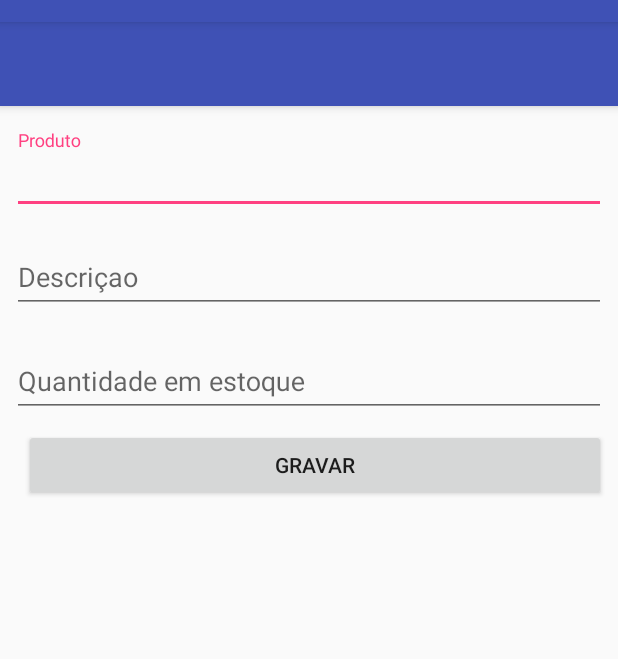
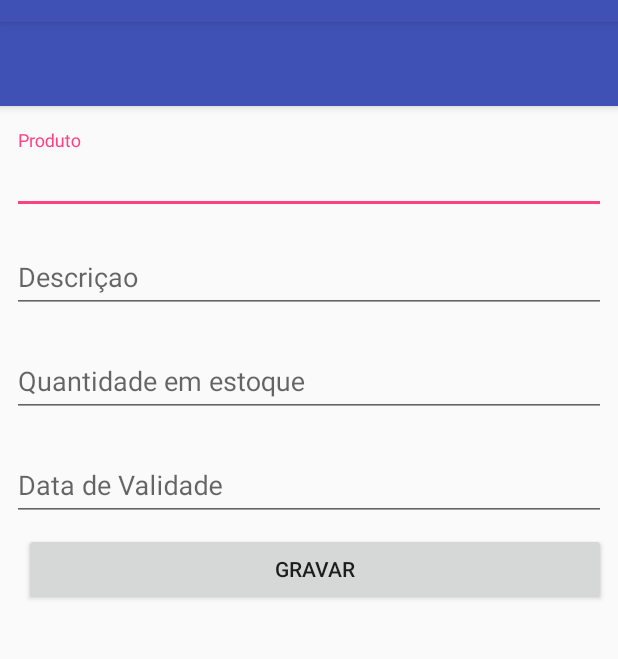
Before and after one commit to alanrf/CadastraProduto, an Android app: the CadastroActivity screen opened directly, with no data from a screen before it, on a phone screen of 412 x 824 dp, the part 62-721 px from its top. Run offline under Robolectric (Android 15) with nearby library versions, the phone set to English and light mode, and no system bars.

Commit message:
Adicionando o campo data no cadastro

```diff
--- a/app/src/main/java/com/alanrf/cadastraproduto/CadastroActivity.kt
+++ b/app/src/main/java/com/alanrf/cadastraproduto/CadastroActivity.kt
@@ -1,26 +1,59 @@
 package com.alanrf.cadastraproduto
 
+import android.app.DatePickerDialog
 import android.os.Bundle
 import android.support.v7.app.AppCompatActivity
+import android.text.InputType
 import android.view.View
 import com.alanrf.cadastraproduto.MainActivity.Companion.meusProdutosArrayList
 import com.alanrf.cadastraproduto.MainActivity.Companion.produtoDao
 import com.alanrf.cadastraproduto.db.entity.Produto
 import kotlinx.android.synthetic.main.content_cadastro.*
+import java.text.SimpleDateFormat
+import java.util.*
 
 class CadastroActivity : AppCompatActivity() {
+
+    private val myFormat = "dd/MM/yyyy"
+    private val sdf = SimpleDateFormat(myFormat)
 
     override fun onCreate(savedInstanceState: Bundle?) {
         super.onCreate(savedInstanceState)
         setContentView(R.layout.activity_cadastro)
+
+        defineComportamentoDataValidade()
+    }
+
+    private fun defineComportamentoDataValidade() {
+        var cal = Calendar.getInstance()
+
+        val dateSetListener = DatePickerDialog.OnDateSetListener { view, year, monthOfYear, dayOfMonth ->
+            cal.set(Calendar.YEAR, year)
+            cal.set(Calendar.MONTH, monthOfYear)
+            cal.set(Calendar.DAY_OF_MONTH, dayOfMonth)
+
+            val str = sdf.format(cal.time)
+            edt_data_validade.editText?.setText(str)
+
+        }
+
+        edt_data_validade.editText?.inputType = InputType.TYPE_NULL;
+        edt_data_validade.editText?.showSoftInputOnFocus = false;
+        edt_data_validade.editText?.setOnClickListener {
+            DatePickerDialog(this@CadastroActivity, dateSetListener,
+                    cal.get(Calendar.YEAR),
+                    cal.get(Calendar.MONTH),
+                    cal.get(Calendar.DAY_OF_MONTH)).show()
+        }
     }
 
     fun gravar(view: View) {
         val nomeProduto = edt_nome_produto.editText?.text.toString()
         val descricaoProduto = edt_descricao_produto.editText?.text.toString()
         val quantidadeProduto = edt_quantidade_produto.editText?.text.toString().toInt()
+        val dataValidade = sdf.parse(edt_data_validade.editText?.text.toString());
 
-        val produto = Produto(nome = nomeProduto, descricao = descricaoProduto, quantidade = quantidadeProduto)
+        val produto = Produto(nome = nomeProduto, descricao = descricaoProduto, quantidade = quantidadeProduto, validade = dataValidade)
 
         produtoDao.inserir(produto)
 
--- a/app/src/main/java/com/alanrf/cadastraproduto/ProdutoListaAdapter.kt
+++ b/app/src/main/java/com/alanrf/cadastraproduto/ProdutoListaAdapter.kt
@@ -43,7 +43,7 @@ class ProdutoListaAdapter(
 
         private val nomeProduto: TextView = itemView.lbProduto
         private val descricaoProduto: TextView = itemView.lbDescricao
-        private val quantidadeProduto: TextView = itemView.lbData
+        private val quantidadeProduto: TextView = itemView.lbQuantidade
         private val dataValidadeProduto: TextView = itemView.lbData
 
         val myFormat = "dd/MM/yyyy"
--- a/app/src/main/res/layout/content_cadastro.xml
+++ b/app/src/main/res/layout/content_cadastro.xml
@@ -62,7 +62,29 @@
         <android.support.design.widget.TextInputEditText
             android:layout_width="match_parent"
             android:layout_height="wrap_content"
+            android:inputType="number"
             android:hint="Quantidade em estoque" />
+    </android.support.design.widget.TextInputLayout>
+
+    <android.support.design.widget.TextInputLayout
+        android:id="@+id/edt_data_validade"
+        android:layout_width="0dp"
+        android:layout_height="wrap_content"
+        android:layout_marginEnd="8dp"
+        android:layout_marginLeft="8dp"
+        android:layout_marginRight="8dp"
+        android:layout_marginStart="8dp"
+        android:layout_marginTop="13dp"
+        app:layout_constraintEnd_toEndOf="parent"
+        app:layout_constraintStart_toStartOf="parent"
+        app:layout_constraintTop_toBottomOf="@+id/edt_quantidade_produto">
+
+        <android.support.design.widget.TextInputEditText
+            android:layout_width="match_parent"
+            android:layout_height="wrap_content"
+            android:focusableInTouchMode="false"
+            android:focusable="false"
+            android:hint="Data de Validade" />
     </android.support.design.widget.TextInputLayout>
 
     <Button
@@ -74,8 +96,8 @@
         android:layout_marginTop="8dp"
         android:text="Gravar"
         android:onClick="gravar"
-        app:layout_constraintEnd_toEndOf="@id/edt_quantidade_produto"
-        app:layout_constraintStart_toStartOf="@id/edt_quantidade_produto"
-        app:layout_constraintTop_toBottomOf="@+id/edt_quantidade_produto" />
+        app:layout_constraintEnd_toEndOf="@id/edt_data_validade"
+        app:layout_constraintStart_toStartOf="@id/edt_data_validade"
+        app:layout_constraintTop_toBottomOf="@+id/edt_data_validade" />
 
 </android.support.constraint.ConstraintLayout>
```
